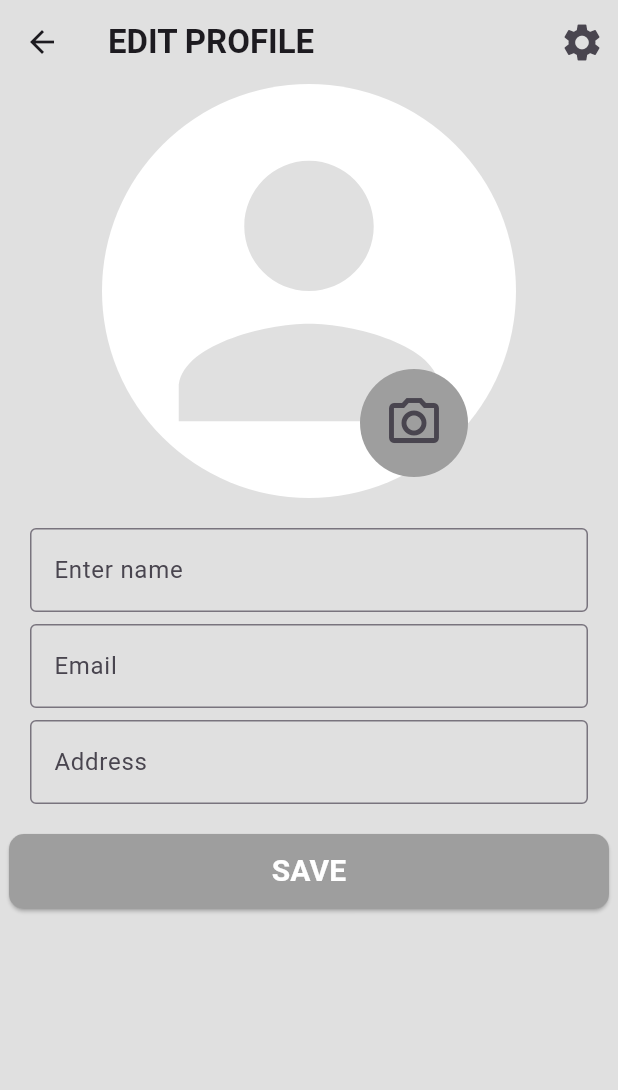
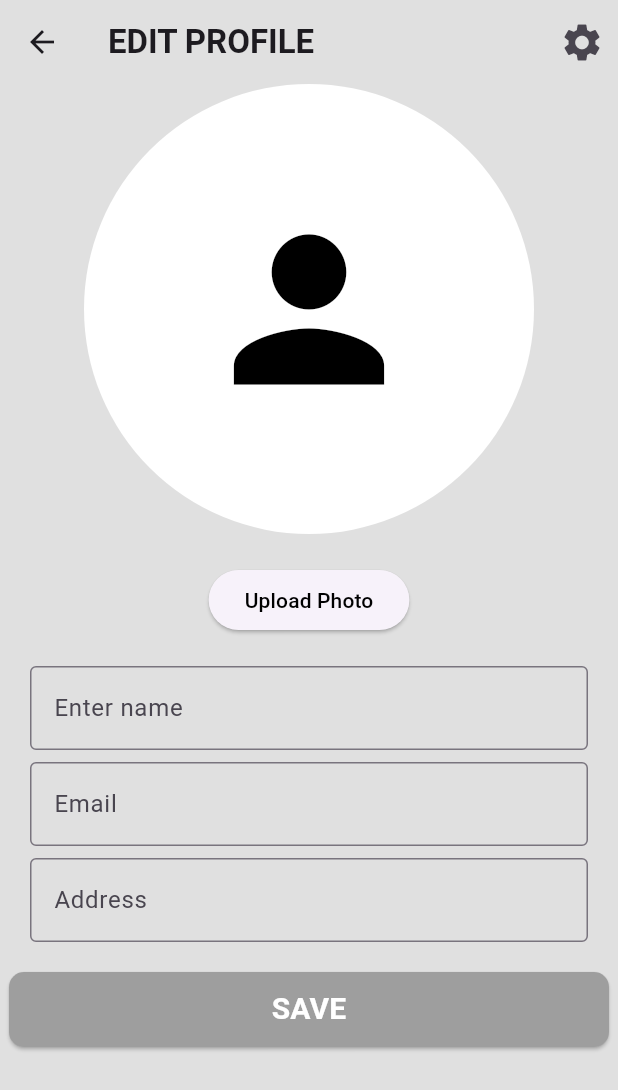
Before and after one commit to TechPyllars2024/AutoCareCarOwners, a Flutter app: the CarOwnerProfile screen opened directly, after a tap on the "edit" icon, on a phone screen of 412 x 824 dp. Shown: the top 1090 px of the screen. Run offline on Flutter 3.47's test engine with Material 3 defaults, Android fonts, the phone set to English and light mode, and no system bars; our stand-ins replace cloud_firestore, curved_navigation_bar, firebase_auth, firebase_core, flutter_animate, google_sign_in and 2 more; accounts and stored records are empty.

Commit message:
Added Image Picker for Edit Profile

```diff
--- a/lib/ProfileManagement/screens/car_owner_edit_profile.dart
+++ b/lib/ProfileManagement/screens/car_owner_edit_profile.dart
@@ -1,4 +1,5 @@
 import 'package:autocare_carowners/ProfileManagement/screens/car_owner_profile.dart';
+import 'package:autocare_carowners/ProfileManagement/widgets/edit_profile_image.dart';
 
 import 'package:flutter/material.dart';
 
@@ -30,7 +31,6 @@ class _CarOwnerEditProfileState extends State<CarOwnerEditProfile> {
         ),
         backgroundColor: Colors.grey.shade300,
         actions: [
-
           IconButton(
               onPressed: () => {},
               icon: Icon(
@@ -39,61 +39,19 @@ class _CarOwnerEditProfileState extends State<CarOwnerEditProfile> {
               )),
         ],
       ),
+
       body: SingleChildScrollView(
         child: Column(
           children: [
-            Stack(
+            const Stack(
               children: [
-                Center(
-                  child: Container(
-                    padding: const EdgeInsets.all(8.0),
-                    decoration: BoxDecoration(
-                      color: Colors.white,
-                      shape: BoxShape.circle,
-                    ),
-                    child: ClipRRect(
-                      borderRadius: BorderRadius.circular(320),
-                      child: Icon(
-                        Icons.person,
-                        size: 260,
-                        color: Colors.black12,
-
-                      ),
-
-                    ),
-
-                  ),
-                ),
-                Positioned(
-                  right: 100,
-                  top: 190,
-                  child: Container(
-                    padding: const EdgeInsets.all(8.0),
-                    decoration: BoxDecoration(
-                      color: Colors.grey,
-                      shape: BoxShape.circle,
-                    ),
-                    child: ClipRRect(
-                      //borderRadius: BorderRadius.circular(5),
-                      child: IconButton(
-                          onPressed: () => {
-
-                          },
-                          icon: Icon(
-                            Icons.camera_alt_outlined,
-                            size: 40,
-                          )),
-
-                    ),
-
-                  ),
-                )
+                // Profile Image
+                EditProfileImage(),
               ],
             ),
+            // Text Fields
             Column(
               children: [
-
-
                 Padding(
                   padding: const EdgeInsets.all(20.0),
                   child: Column(
--- a/lib/ProfileManagement/screens/car_owner_profile.dart
+++ b/lib/ProfileManagement/screens/car_owner_profile.dart
@@ -54,14 +54,14 @@ class _CarOwnerProfileState extends State<CarOwnerProfile> {
           Center(
             child: Container(
               padding: const EdgeInsets.all(8.0),
-              decoration: BoxDecoration(
+              decoration: const BoxDecoration(
                 color: Colors.white,
                 shape: BoxShape.circle,
               ),
               child: ClipRRect(
                 borderRadius: BorderRadius.circular(180),
                 child: Image.asset(
-                  'assets/images/icons/profilePhoto.jpg',
+                  'assets/images/profilePhoto.jpg',
                   width: 360,
                   height: 360,
                 ),
@@ -106,6 +106,16 @@ class _CarOwnerProfileState extends State<CarOwnerProfile> {
                       //pushReplacement if you don't want to go back
                       MaterialPageRoute(builder: (context) => CarOwnerCarProfile()));
                 },
+                child: Text('Address', style: TextStyle(fontWeight: FontWeight.bold, color: Colors.white, fontSize: 20)),
+              ),
+              const SizedBox(height: 30),
+              ElevatedButton(
+                style: ElevatedButton.styleFrom(shape: RoundedRectangleBorder(borderRadius: BorderRadius.circular(10)), minimumSize: Size(400, 50), backgroundColor: Colors.grey,),
+                onPressed: () {
+                  Navigator.push(context,
+                      //pushReplacement if you don't want to go back
+                      MaterialPageRoute(builder: (context) => CarOwnerCarProfile()));
+                },
                 child: Text('CAR PROFILE', style: TextStyle(fontWeight: FontWeight.bold, color: Colors.white, fontSize: 20)),
               ),
             ],
--- /dev/null
+++ b/lib/ProfileManagement/widgets/edit_profile_image.dart
@@ -0,0 +1,47 @@
+import 'dart:io';
+import 'package:flutter/material.dart';
+import 'package:image_picker/image_picker.dart';
+
+class EditProfileImage extends StatefulWidget {
+  const EditProfileImage({Key? key}) : super(key: key);
+
+  @override
+  _EditProfileImageState createState() => _EditProfileImageState();
+}
+
+class _EditProfileImageState extends State<EditProfileImage> {
+  File? _image;
+
+  Future<void> _pickImage(ImageSource source) async {
+    final picker = ImagePicker();
+    final pickedFile = await picker.pickImage(source: source);
+
+    if (pickedFile != null) {
+      setState(() {
+        _image = File(pickedFile.path);
+      });
+    }
+  }
+
+  @override
+  Widget build(BuildContext context) {
+    return Column(
+      mainAxisAlignment: MainAxisAlignment.center,
+      children: <Widget>[
+        CircleAvatar(
+          radius: 150,
+          backgroundColor: Colors.white,
+          backgroundImage: _image != null ? FileImage(_image!) : null,
+          child: _image == null
+              ? const Icon(Icons.person, color: Colors.black, size: 150)
+              : null,
+        ),
+        const SizedBox(height: 20),
+        ElevatedButton(
+          onPressed: () => _pickImage(ImageSource.gallery),
+          child: const Text('Upload Photo', style: TextStyle(color: Colors.black)),
+        ),
+      ],
+    );
+  }
+}
--- a/pubspec.yaml
+++ b/pubspec.yaml
@@ -44,6 +44,7 @@ dependencies:
   intl: ^0.19.0
   image_picker: ^1.1.2
   curved_navigation_bar: ^1.0.6
+  firebase_storage: ^12.2.0
 
 dev_dependencies:
   flutter_test:
@@ -71,6 +72,7 @@ flutter:
   assets:
     - lib/Authentication/assets/images/
     - lib/Authentication/assets/images/icons/
+    - assets/images/
 
   # An image asset can refer to one or more resolution-specific "variants", see
   # https://flutter.dev/to/resolution-aware-images
```
Also changed, not shown: lib/ProfileManagement/services/import_image.dart (deleted, +0 -14 lines), lib/ProfileManagement/widgets/profile_image.dart (added, +25 -0 lines), pubspec.lock.
